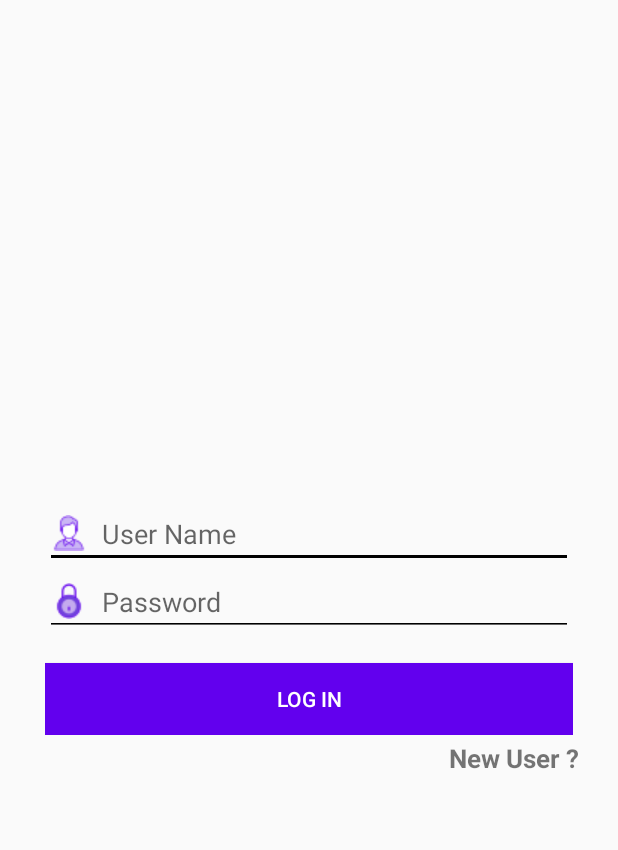
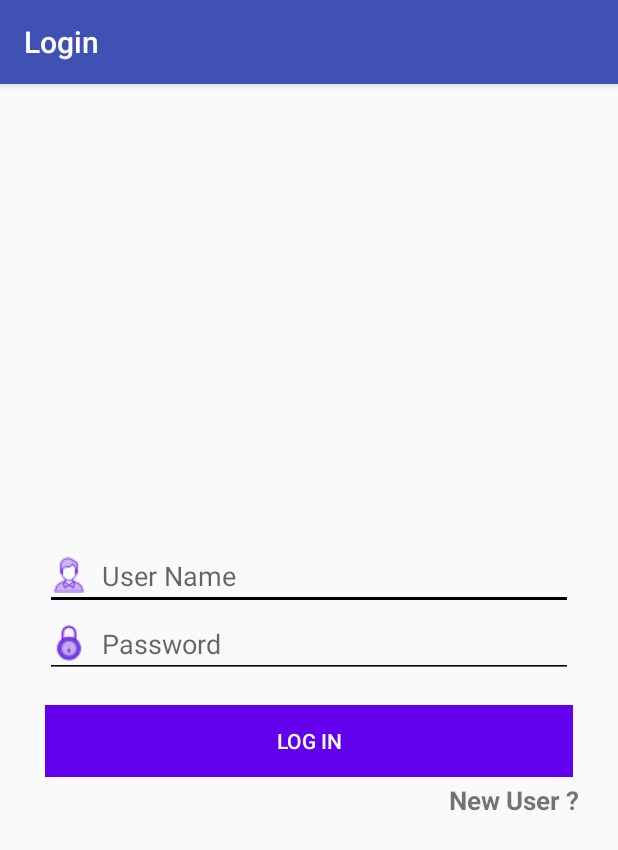
Before and after one commit to shashankkhochikar/PackeTrackingApp, an Android app: the screen it shows after launch (LogInActivity), after a tap on "LOG IN", on a phone screen of 412 x 824 dp. Shown: the top 850 px of the screen. Run offline under Robolectric (Android 15) with nearby library versions, the light colour scheme and no system bars; our stand-ins replace Volley; network calls fail.

Commit message:
Init Commit

```diff
--- a/app/src/main/java/com/example/vinayak/pakingmaster/LogInActivity.java
+++ b/app/src/main/java/com/example/vinayak/pakingmaster/LogInActivity.java
@@ -40,8 +40,9 @@
     @Override
     protected void onCreate(Bundle savedInstanceState) {
         requestWindowFeature(Window.FEATURE_NO_TITLE);
-        getSupportActionBar().hide();
-        this.getWindow().setFlags(WindowManager.LayoutParams.FLAG_FULLSCREEN, WindowManager.LayoutParams.FLAG_FULLSCREEN);
+        getSupportActionBar().setTitle("Login");
+        //getSupportActionBar().hide();
+        //this.getWindow().setFlags(WindowManager.LayoutParams.FLAG_FULLSCREEN, WindowManager.LayoutParams.FLAG_FULLSCREEN);
         super.onCreate(savedInstanceState);
         setContentView(R.layout.activity_log_in);
         /*getSupportActionBar().setTitle("Login");*/
@@ -91,7 +92,7 @@
                 new Response.Listener<UserLoginResponseData>() {
                     @Override
                     public void onResponse(@NonNull UserLoginResponseData response) {
-                        Log.e(LogInActivity.class.getName(), response.getMessage());
+//                        Log.e(LogInActivity.class.getName(), response.getMessage());
                         hideBusyProgress();
                         if (response.getError() != null) {
                             showToast(response.getError().getErrorMessage());
--- a/app/src/main/java/com/example/vinayak/pakingmaster/utils/Constant.java
+++ b/app/src/main/java/com/example/vinayak/pakingmaster/utils/Constant.java
@@ -2,7 +2,8 @@
 
 public class Constant {
 
-    public static final String BASE_URL = "http://192.168.43.214/packagetracking/";
+    public static final String BASE_URL = "https://packagetracker.000webhostapp.com/";
+    //public static final String BASE_URL = "http://192.168.43.214/packagetracking/";
     public static final String ADD_NEW_USER = BASE_URL.concat("adduser.php");;
     public static final String CHECK_LOGIN_USER = BASE_URL.concat("authuser.php");
     public static final String GET_CUSTOMER_LIST = BASE_URL.concat("getcustomers.php");
```
Also changed, not shown: app/src/main/java/com/example/vinayak/pakingmaster/PakingListActivity.java (+6 -3 lines).
